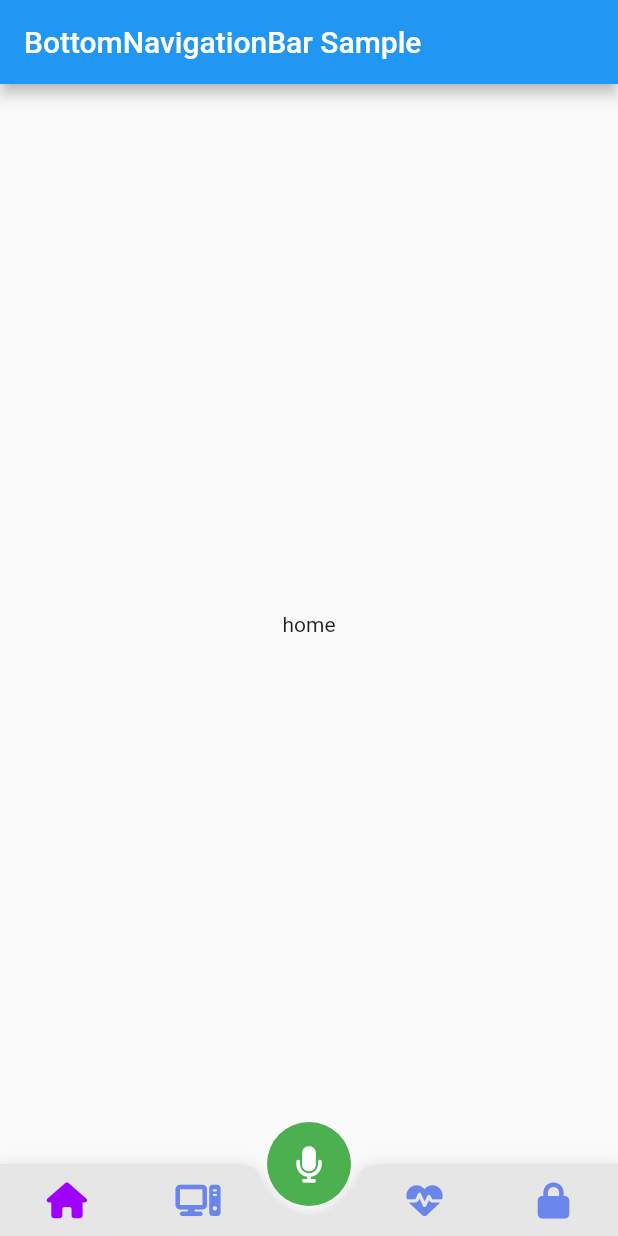
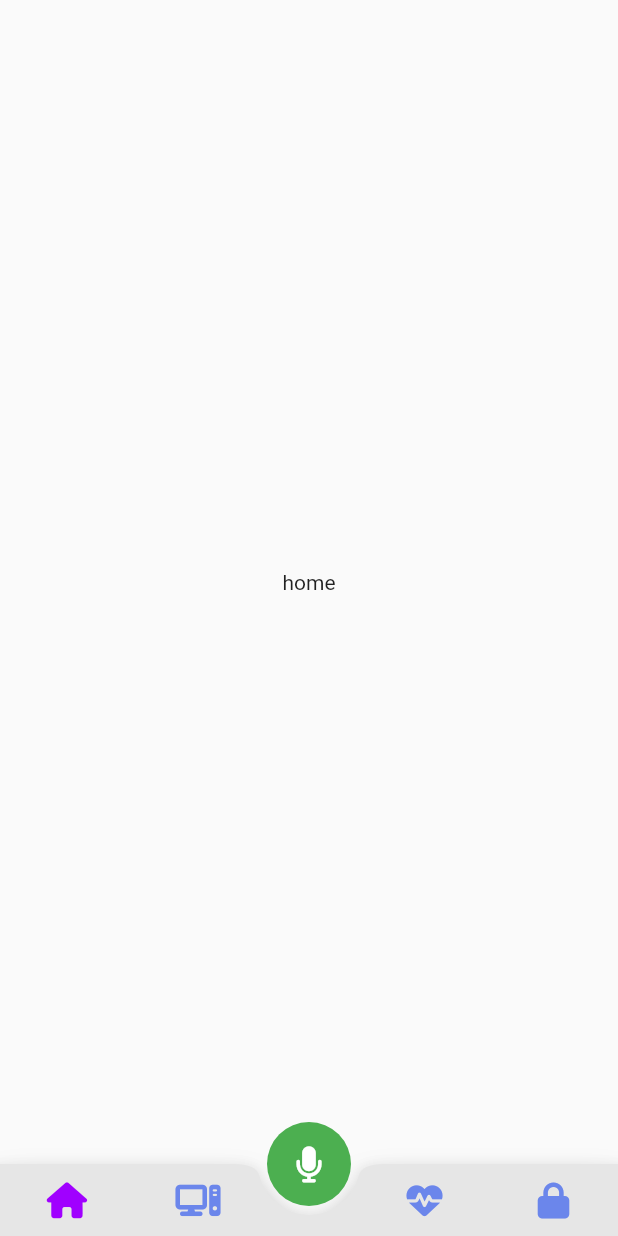
Before and after one commit to paulatalim/Iris, a Flutter app: the screen it shows after launch, on a phone screen of 412 x 824 dp. Run offline on Flutter 3.47's test engine with Material 2 defaults, Android fonts, the light colour scheme and no system bars; our stand-ins replace font_awesome_flutter.

Commit message:
retirada de codigo lixo

```diff
--- a/lib/main.dart
+++ b/lib/main.dart
@@ -47,9 +47,6 @@ class _HomeState extends State<Home> {
   @override
   Widget build(BuildContext context) {
     return Scaffold(
-      appBar: AppBar(
-        title: const Text('BottomNavigationBar Sample'),
-      ),
       body: tabs[_currentIndex],
       floatingActionButtonLocation: FloatingActionButtonLocation.centerDocked,
       floatingActionButton: FloatingActionButton(
```
